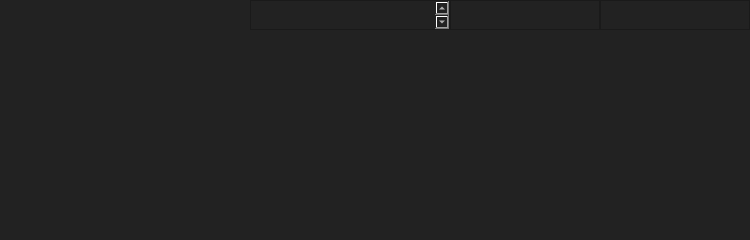
Before: the Qt Designer form threadform.ui in siavash119/qtchan, drawn with Qt 5.
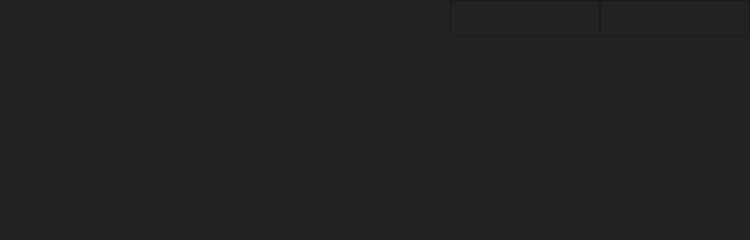
After: the same form once the commit is applied. Custom widgets are drawn as their Qt base class.

Commit message: bigger text in threadform

```diff
--- a/threadform.ui
+++ b/threadform.ui
@@ -19,7 +19,7 @@
   <property name="minimumSize">
    <size>
     <width>750</width>
-    <height>240</height>
+    <height>0</height>
    </size>
   </property>
   <property name="maximumSize">
@@ -104,7 +104,10 @@
     </layout>
    </item>
    <item>
-    <layout class="QVBoxLayout" name="verticalLayout_2" stretch="0,0">
+    <layout class="QVBoxLayout" name="verticalLayout_2" stretch="0,1">
+     <property name="spacing">
+      <number>0</number>
+     </property>
      <property name="sizeConstraint">
       <enum>QLayout::SetDefaultConstraint</enum>
      </property>
@@ -121,15 +124,26 @@
          <property name="minimumSize">
           <size>
            <width>0</width>
-           <height>30</height>
+           <height>36</height>
           </size>
          </property>
          <property name="maximumSize">
           <size>
            <width>200</width>
-           <height>30</height>
+           <height>36</height>
           </size>
          </property>
+         <property name="font">
+          <font>
+           <pointsize>14</pointsize>
+          </font>
+         </property>
+         <property name="frameShape">
+          <enum>QFrame::NoFrame</enum>
+         </property>
+         <property name="textInteractionFlags">
+          <set>Qt::TextSelectableByKeyboard|Qt::TextSelectableByMouse</set>
+         </property>
         </widget>
        </item>
        <item>
@@ -143,15 +157,21 @@
          <property name="minimumSize">
           <size>
            <width>0</width>
-           <height>30</height>
+           <height>36</height>
           </size>
          </property>
          <property name="maximumSize">
           <size>
            <width>16777215</width>
-           <height>30</height>
+           <height>36</height>
           </size>
          </property>
+         <property name="font">
+          <font>
+           <family>Serif</family>
+           <pointsize>16</pointsize>
+          </font>
+         </property>
          <property name="verticalScrollBarPolicy">
           <enum>Qt::ScrollBarAlwaysOff</enum>
          </property>
@@ -170,22 +190,27 @@
         <widget class="QPlainTextEdit" name="no">
          <property name="sizePolicy">
           <sizepolicy hsizetype="Fixed" vsizetype="Minimum">
-           <horstretch>1</horstretch>
+           <horstretch>0</horstretch>
            <verstretch>0</verstretch>
           </sizepolicy>
          </property>
          <property name="minimumSize">
           <size>
            <width>150</width>
-           <height>30</height>
+           <height>36</height>
           </size>
          </property>
          <property name="maximumSize">
           <size>
            <width>150</width>
-           <height>30</height>
+           <height>36</height>
           </size>
          </property>
+         <property name="font">
+          <font>
+           <pointsize>16</pointsize>
+          </font>
+         </property>
          <property name="verticalScrollBarPolicy">
           <enum>Qt::ScrollBarAlwaysOff</enum>
          </property>
@@ -213,9 +238,15 @@
        <property name="minimumSize">
         <size>
          <width>0</width>
-         <height>200</height>
+         <height>0</height>
         </size>
        </property>
+       <property name="font">
+        <font>
+         <family>Liberation Sans</family>
+         <pointsize>16</pointsize>
+        </font>
+       </property>
        <property name="frameShape">
         <enum>QFrame::NoFrame</enum>
        </property>
```
Left out of the diff: 5 changed lines with no effect on the pictures. The commit also changes 1 other file.
